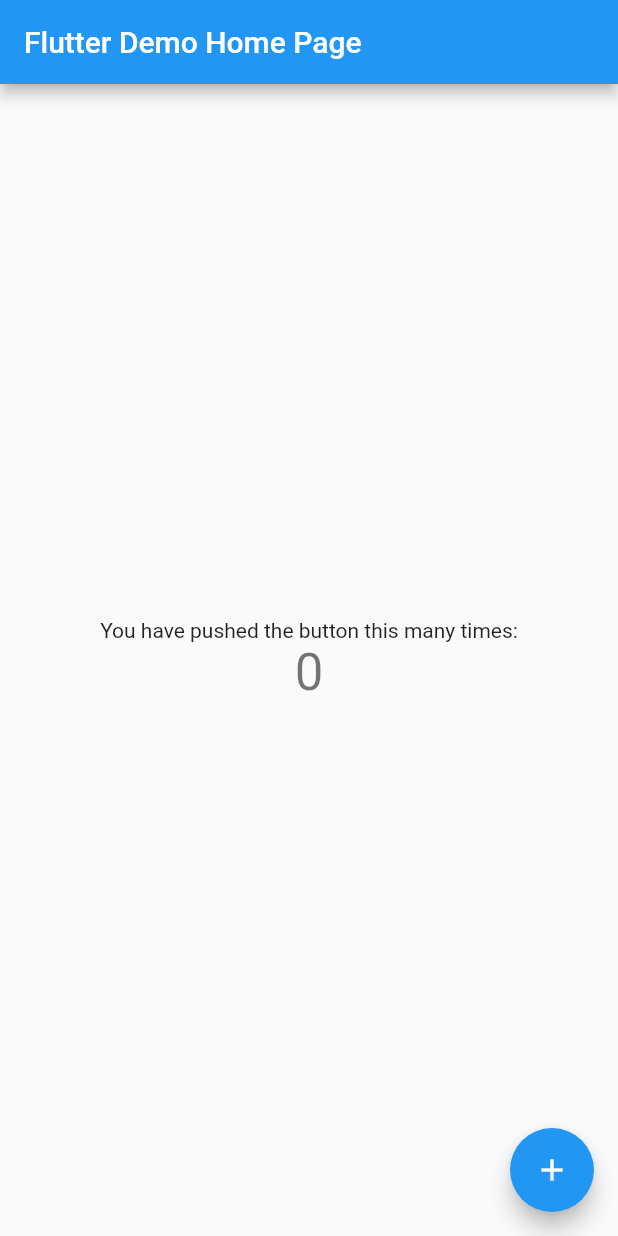
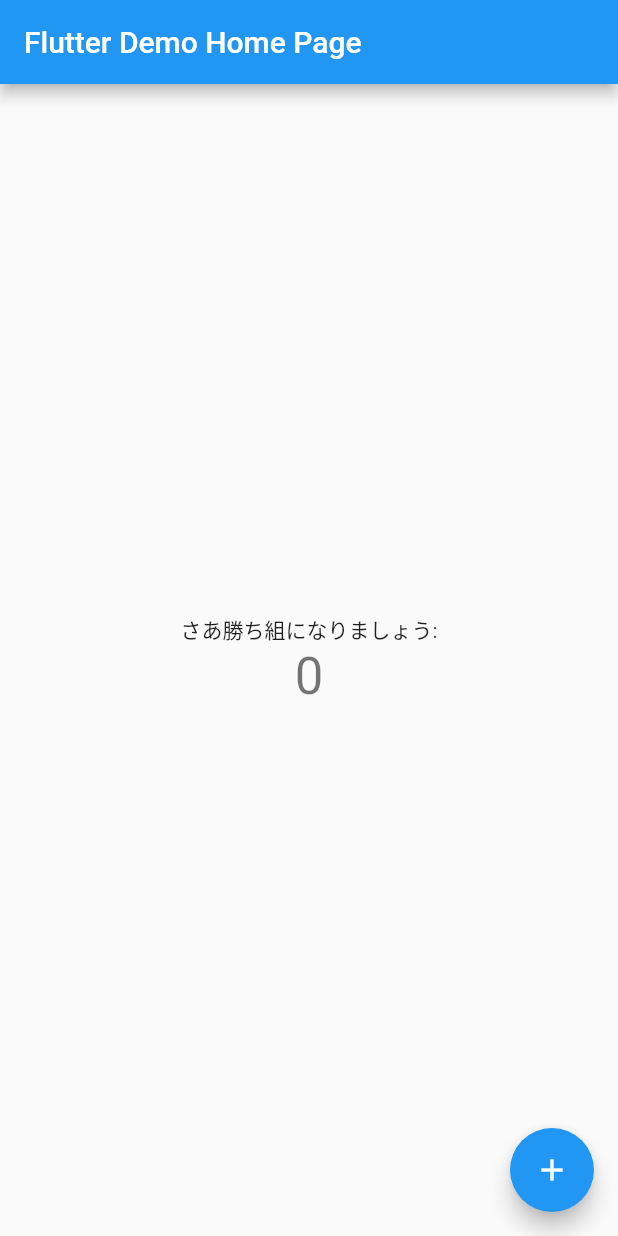
Before and after one commit to Kiyoyuki-Ohsugi/test1, a Flutter app: the screen it shows after launch, on a phone screen of 412 x 824 dp. Run offline on Flutter 3.47's test engine with Material 2 defaults, Android fonts, the phone set to English and light mode, and no system bars.

Commit message:
2nd commit

```diff
--- a/lib/main.dart
+++ b/lib/main.dart
@@ -96,7 +96,7 @@ class _MyHomePageState extends State<MyHomePage> {
           mainAxisAlignment: MainAxisAlignment.center,
           children: <Widget>[
             const Text(
-              'You have pushed the button this many times:',
+              'さあ勝ち組になりましょう:',
             ),
             Text(
               '$_counter',
```
